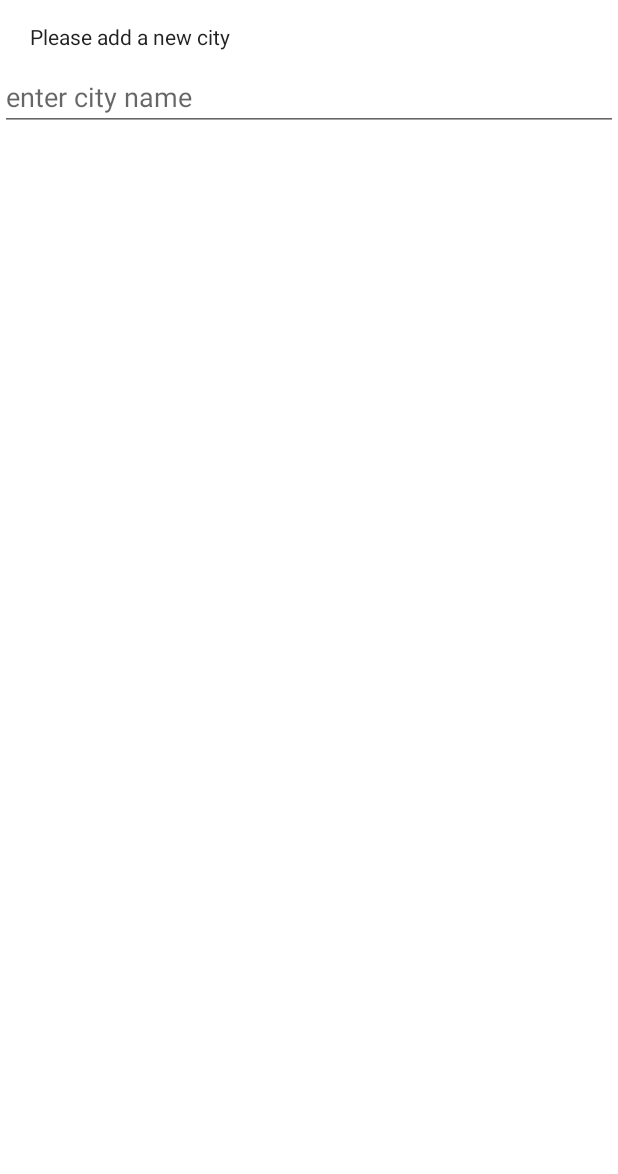
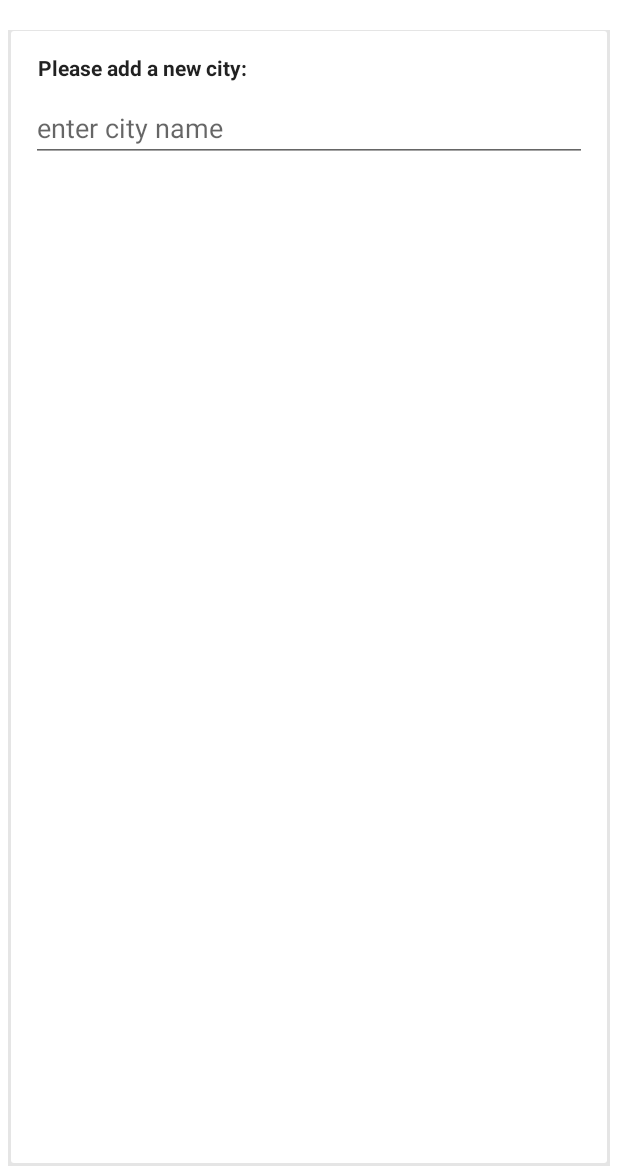
Before and after one commit to seredasv/tiny_weather, an Android app: the screen it shows after launch (MainActivity), in the options menu, after a tap on "Add City", on a phone screen of 412 x 824 dp, the part 62-1236 px from its top. Run offline under Robolectric (Android 15) with nearby library versions, the phone set to English and light mode, and no system bars; libraries missing offline, so code that uses them is left out: com.survivingwithandroid.weather; 9 statements that could not run were skipped.

Commit message:
- customize listview to add city; - fix backstack exit; - add shape_background;

```diff
--- a/app/src/main/java/com/example/ssereda/tinyweather/fragments/AddCityFragment.java
+++ b/app/src/main/java/com/example/ssereda/tinyweather/fragments/AddCityFragment.java
@@ -29,7 +29,6 @@ public class AddCityFragment extends Fragment {
         View view = inflater.inflate(R.layout.fragment_city_add, null);
 
         TVcityHeader = (TextView) view.findViewById(R.id.tv_city_header);
-        TVcityPattern = (TextView) view.findViewById(R.id.tv_city_pattern);
         ETenterCity = (EditText) view.findViewById(R.id.et_enter_city);
         LVcityList = (ListView) view.findViewById(R.id.lv_city_list);
         LVcityList.setOnItemClickListener(new AdapterView.OnItemClickListener() {
--- a/app/src/main/java/com/example/ssereda/tinyweather/fragments/WeatherFragment.java
+++ b/app/src/main/java/com/example/ssereda/tinyweather/fragments/WeatherFragment.java
@@ -22,9 +22,6 @@ public class WeatherFragment extends Fragment {
         TextView textViewMiddleDayData = (TextView) view.findViewById(R.id.text_view_middle_day_data);
         TextView textViewRightDayData = (TextView) view.findViewById(R.id.text_view_right_day_data);
         textView.setTypeface(typeface);
-//        textViewLeftDayData.setTypeface(typeface);
-//        textViewMiddleDayData.setTypeface(typeface);
-//        textViewRightDayData.setTypeface(typeface);
 
         return view;
     }
--- /dev/null
+++ b/app/src/main/res/drawable/shape_background.xml
@@ -0,0 +1,19 @@
+<?xml version="1.0" encoding="utf-8"?>
+<layer-list xmlns:android="http://schemas.android.com/apk/res/android">
+    <item>
+        <shape android:shape="rectangle">
+            <solid android:color="@color/shape_background_color"/>
+        </shape>
+    </item>
+
+    <item
+        android:left="2dp"
+        android:right="2dp"
+        android:top="1dp"
+        android:bottom="2dp">
+        <shape android:shape="rectangle">
+            <solid android:color="@android:color/white"/>
+            <corners android:radius="2dp" />
+        </shape>
+    </item>
+</layer-list>
--- a/app/src/main/res/layout/fragment_city_add.xml
+++ b/app/src/main/res/layout/fragment_city_add.xml
@@ -1,6 +1,13 @@
 <LinearLayout xmlns:android="http://schemas.android.com/apk/res/android"
     android:layout_width="match_parent"
     android:layout_height="match_parent"
+    android:orientation="vertical">
+
+    <LinearLayout
+        android:layout_width="match_parent"
+        android:layout_height="match_parent"
+        android:layout_margin="5sp"
+        android:background="@drawable/shape_background"
         android:orientation="vertical">
 
         <TextView
@@ -9,20 +16,29 @@
             android:layout_width="match_parent"
             android:layout_height="wrap_content"
             android:layout_marginLeft="20sp"
-        android:text="@string/dialog.city.header" />
+            android:layout_marginTop="15sp"
+            android:text="@string/dialog.city.header"
+            android:textStyle="bold" />
 
         <EditText
             android:id="@+id/et_enter_city"
             android:layout_width="match_parent"
             android:layout_height="wrap_content"
+            android:layout_marginLeft="15sp"
+            android:layout_marginRight="15sp"
             android:layout_marginTop="8dp"
-        android:inputType="text"
-        android:hint="@string/edit_text_enter_city_name"/>
+            android:layout_marginBottom="8sp"
+            android:textColor="@color/text_color"
+            android:hint="@string/edit_text_enter_city_name"
+            android:inputType="text" />
 
         <ListView
             android:id="@+id/lv_city_list"
-        android:layout_width="wrap_content"
-        android:layout_height="wrap_content"
+            android:layout_width="match_parent"
+            android:layout_height="match_parent"
+            android:layout_marginLeft="18sp"
+            android:layout_marginRight="18sp"
             android:clickable="true" />
+    </LinearLayout>
 
 </LinearLayout>
--- a/app/src/main/res/values/color.xml
+++ b/app/src/main/res/values/color.xml
@@ -1,6 +1,9 @@
 <?xml version="1.0" encoding="utf-8"?>
 <resources>
     <color name="drawer_item_color">#fff</color>
+
+    <!--global-->
+    <color name="text_color">#000000</color>
 
     <!--Material-->
     <color name="material_action_bar">#f27147</color>
@@ -11,7 +14,6 @@
     <color name="repeat_shuffle_buttons_color">#f0f0f0</color>
     <color name="main_color">#ffffff</color>
     <color name="preference_layout_color">#f1f1f1</color>
-    <color name="player_color">#e5e5e5</color>
     <color name="material_toolbar_main_color">#ffffff</color>
 
     <!--fragment_city_add menu-->
@@ -26,4 +28,6 @@
     <color name="weather_fragment_bottom_middle_background_color">#FF9256</color>
     <color name="weather_fragment_bottom_right_background_color">#318994</color>
 
+    <color name="shape_background_color">#e5e5e5</color>
+
 </resources>
--- a/app/src/main/res/values/strings.xml
+++ b/app/src/main/res/values/strings.xml
@@ -9,8 +9,11 @@
     <string name="action_weather_fragment">Weather</string>
 
     <!--add a new city-->
-    <string name="dialog.city.header">Please add a new city</string>
+    <string name="dialog.city.header">Please add a new city:</string>
 
     <!--EditText-->
     <string name="edit_text_enter_city_name">enter city name</string>
+
+    <!--toast-->
+    <string name="toast_exit">To exit the app please touch one more time</string>
 </resources>
```
Also changed, not shown: app/src/main/java/com/example/ssereda/tinyweather/MainActivity.java (+5 -4 lines), app/src/main/res/layout/item_city_list.xml (+10 -4 lines). Lines whose indentation alone changed are shown as unchanged.
